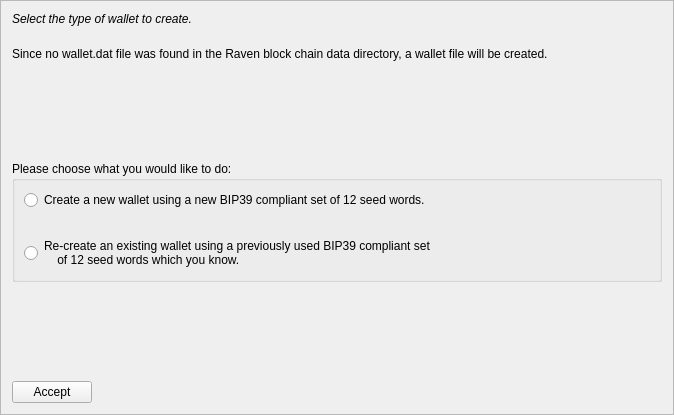
Above: src/qt/forms/mnemonicdialog1.ui from mamafunny/Meowcoin before the change. Below: the same form after it.
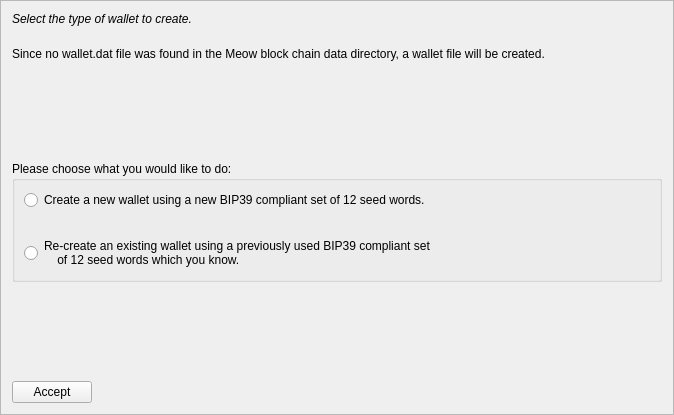
That is the form after the change.

Commit message: big renaming session from raven -> meow

Diff of the .ui file:
```diff
--- a/src/qt/forms/mnemonicdialog1.ui
+++ b/src/qt/forms/mnemonicdialog1.ui
@@ -52,7 +52,7 @@
    <item>
     <widget class="QLabel" name="wallettypeLabel">
      <property name="text">
-      <string>Since no wallet.dat file was found in the Raven block chain data directory, a wallet file will be created.</string>
+      <string>Since no wallet.dat file was found in the Meow block chain data directory, a wallet file will be created.</string>
      </property>
      <property name="wordWrap">
       <bool>true</bool>
```
The commit also changes 911 other files.
